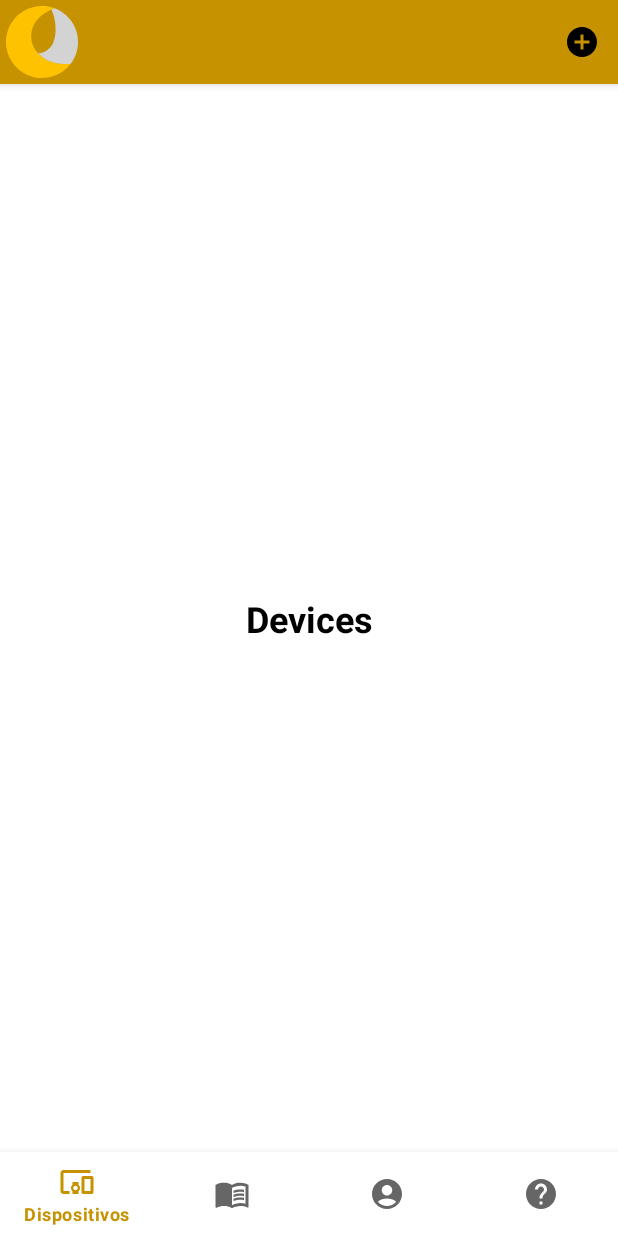
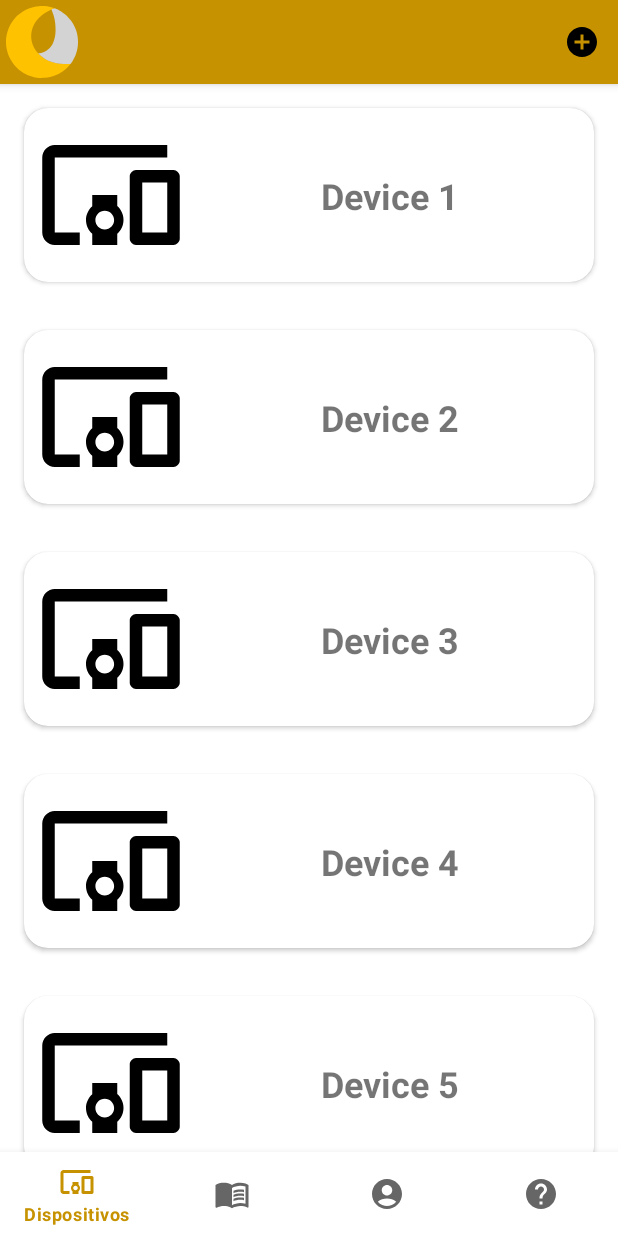
Before and after one commit to eduardocoria31099/Tecrena, an Android app: the screen it shows after launch (MainActivity), on a phone screen of 412 x 824 dp. Run offline under Robolectric (Android 15) with nearby library versions, the phone set to English and light mode, and no system bars.

Commit message:
add adapter DeviceAdapter

```diff
--- a/app/src/main/AndroidManifest.xml
+++ b/app/src/main/AndroidManifest.xml
@@ -12,10 +12,10 @@
         android:theme="@style/MyTheme.DayNight"
         tools:targetApi="31">
         <activity
-            android:name=".AddDevicesActivity"
+            android:name=".activities.AddDevicesActivity"
             android:exported="false" />
         <activity
-            android:name=".MainActivity"
+            android:name=".activities.MainActivity"
             android:exported="true">
             <intent-filter>
                 <action android:name="android.intent.action.MAIN" />
--- a/app/src/main/java/com/example/proyectogestion/DevicesFragment.java
+++ /dev/null
@@ -1,33 +0,0 @@
-package com.example.proyectogestion;
-
-import android.os.Bundle;
-import android.view.LayoutInflater;
-import android.view.View;
-import android.view.ViewGroup;
-
-import androidx.fragment.app.Fragment;
-
-import com.example.proyectogestion.databinding.FragmentDevicesBinding;
-
-
-public class DevicesFragment extends Fragment {
-
-    private FragmentDevicesBinding binding;
-
-
-    @Override
-    public View onCreateView(LayoutInflater inflater, ViewGroup container, Bundle savedInstanceState) {
-        binding = FragmentDevicesBinding.inflate(inflater, container, false);
-        init();
-        setListener();
-        return binding.getRoot();
-    }
-
-
-    private void init() {
-
-    }
-
-    private void setListener() {
-    }
-}
--- a/app/src/main/java/com/example/proyectogestion/AddDevicesActivity.java
+++ b/app/src/main/java/com/example/proyectogestion/activities/AddDevicesActivity.java
@@ -1,4 +1,4 @@
-package com.example.proyectogestion;
+package com.example.proyectogestion.activities;
 
 import android.os.Bundle;
 import android.view.View;
--- /dev/null
+++ b/app/src/main/java/com/example/proyectogestion/adapters/DeviceAdapter.java
@@ -0,0 +1,89 @@
+package com.example.proyectogestion.adapters;
+
+import android.view.LayoutInflater;
+import android.view.View;
+import android.view.ViewGroup;
+import android.widget.ImageView;
+import android.widget.TextView;
+
+import androidx.annotation.NonNull;
+import androidx.cardview.widget.CardView;
+import androidx.recyclerview.widget.RecyclerView;
+
+import com.example.proyectogestion.R;
+import com.example.proyectogestion.models.DeviceModel;
+
+import java.util.ArrayList;
+
+public class DeviceAdapter extends RecyclerView.Adapter<DeviceAdapter.ViewHolder> {
+
+    private onClick onClick;
+
+
+    public interface onClick {
+        void OnClick(DeviceModel deviceModel, int position);
+    }
+
+    public void OnClick(DeviceAdapter.onClick onClick) {
+        this.onClick = onClick;
+    }
+
+    private ArrayList<DeviceModel> deviceModels;
+    private DeviceModel _deviceModels;
+
+    public DeviceAdapter(ArrayList<DeviceModel> deviceModels) {
+        this.deviceModels = deviceModels;
+    }
+
+    @NonNull
+    @Override
+    public ViewHolder onCreateViewHolder(@NonNull ViewGroup parent, int viewType) {
+        View view = LayoutInflater.from(parent.getContext()).inflate(R.layout.item_device, parent, false);
+        return new ViewHolder(view, onClick);
+    }
+
+    @Override
+    public void onBindViewHolder(@NonNull ViewHolder holder, int position) {
+        String name = deviceModels.get(position).getName();
+
+        DeviceModel deviceModel = deviceModels.get(position);
+        _deviceModels = deviceModel;
+
+        holder.setData(name);
+    }
+
+    @Override
+    public int getItemCount() {
+        return deviceModels.size();
+    }
+
+    public class ViewHolder extends RecyclerView.ViewHolder {
+
+        private TextView _name;
+        private ImageView _img;
+        private CardView _cv;
+
+
+        public ViewHolder(@NonNull View itemView, DeviceAdapter.onClick onClick) {
+            super(itemView);
+
+            _name = itemView.findViewById(R.id.tvNameDevice);
+            _img = itemView.findViewById(R.id.imgDevice);
+            _cv = itemView.findViewById(R.id.cvDevice);
+
+            _cv.setOnClickListener(new View.OnClickListener() {
+                @Override
+                public void onClick(View v) {
+                    if (onClick != null && getAdapterPosition() != RecyclerView.NO_POSITION) {
+                        onClick.OnClick(_deviceModels, getAdapterPosition());
+                    }
+                }
+            });
+        }
+
+        public void setData(String name) {
+            _name.setText(name);
+            _img.setImageResource(R.drawable.baseline_devices);
+        }
+    }
+}
--- a/app/src/main/java/com/example/proyectogestion/AboutUsFragment.java
+++ b/app/src/main/java/com/example/proyectogestion/fragments/AboutUsFragment.java
@@ -1,4 +1,4 @@
-package com.example.proyectogestion;
+package com.example.proyectogestion.fragments;
 
 import android.os.Bundle;
 import android.view.LayoutInflater;
--- a/app/src/main/java/com/example/proyectogestion/AccountFragment.java
+++ b/app/src/main/java/com/example/proyectogestion/fragments/AccountFragment.java
@@ -1,4 +1,4 @@
-package com.example.proyectogestion;
+package com.example.proyectogestion.fragments;
 
 import android.os.Bundle;
 import android.view.LayoutInflater;
--- a/app/src/main/java/com/example/proyectogestion/ManualsFragment.java
+++ b/app/src/main/java/com/example/proyectogestion/fragments/DevicesFragment.java
@@ -1,4 +1,4 @@
-package com.example.proyectogestion;
+package com.example.proyectogestion.fragments;
 
 import android.os.Bundle;
 import android.view.LayoutInflater;
@@ -10,39 +10,41 @@
 import androidx.recyclerview.widget.LinearLayoutManager;
 import androidx.recyclerview.widget.RecyclerView;
 
-import com.example.proyectogestion.databinding.FragmentManualsBinding;
+import com.example.proyectogestion.adapters.DeviceAdapter;
+import com.example.proyectogestion.databinding.FragmentDevicesBinding;
+import com.example.proyectogestion.models.DeviceModel;
 
 import java.util.ArrayList;
 
 
-public class ManualsFragment extends Fragment {
+public class DevicesFragment extends Fragment {
 
-    private FragmentManualsBinding binding;
+    private FragmentDevicesBinding binding;
 
-    ManualAdapter manualAdapter;
+    DeviceAdapter deviceAdapter;
     RecyclerView recyclerView;
     LinearLayoutManager layoutManager;
 
-    ArrayList<ManualModel> tablaLocal = new ArrayList<>();
+    ArrayList<DeviceModel> tablaLocal = new ArrayList<>();
 
 
     @Override
     public View onCreateView(LayoutInflater inflater, ViewGroup container, Bundle savedInstanceState) {
-        binding = FragmentManualsBinding.inflate(inflater, container, false);
-        initLocalTable();
+        binding = FragmentDevicesBinding.inflate(inflater, container, false);
+        init();
         initRecycler();
+        setListener();
         return binding.getRoot();
     }
 
-    private void initLocalTable() {
-        System.out.println("--->initLocalTable");
-        tablaLocal.add(new ManualModel("Modelo 1"));
-        tablaLocal.add(new ManualModel("Modelo 2"));
-        tablaLocal.add(new ManualModel("Modelo 3"));
-        for (ManualModel manualModel : tablaLocal) {
-            System.out.println("--->LocalTable: " + manualModel.getName());
-        }
 
+    private void init() {
+        tablaLocal.add(new DeviceModel("Device 1"));
+        tablaLocal.add(new DeviceModel("Device 2"));
+        tablaLocal.add(new DeviceModel("Device 3"));
+        tablaLocal.add(new DeviceModel("Device 4"));
+        tablaLocal.add(new DeviceModel("Device 5"));
+        tablaLocal.add(new DeviceModel("Device 6"));
     }
 
     private void initRecycler() {
@@ -53,10 +55,10 @@
         layoutManager.setOrientation(RecyclerView.VERTICAL);
         recyclerView.setLayoutManager(layoutManager);
 
-        manualAdapter = new ManualAdapter(tablaLocal);
-        manualAdapter.OnClick(new ManualAdapter.onClick() {
+        deviceAdapter = new DeviceAdapter(tablaLocal);
+        deviceAdapter.OnClick(new DeviceAdapter.onClick() {
             @Override
-            public void OnClick(ManualModel manualModel, int position) {
+            public void OnClick(DeviceModel deviceModel, int position) {
                 try {
                     Toast.makeText(requireContext(), "Aqui va tu pantalla", Toast.LENGTH_SHORT).show();
                 } catch (Exception ex) {
@@ -64,7 +66,10 @@
                 }
             }
         });
-        recyclerView.setAdapter(manualAdapter);
-        manualAdapter.notifyDataSetChanged();
+        recyclerView.setAdapter(deviceAdapter);
+        deviceAdapter.notifyDataSetChanged();
+    }
+
+    private void setListener() {
     }
 }
--- /dev/null
+++ b/app/src/main/java/com/example/proyectogestion/models/DeviceModel.java
@@ -0,0 +1,18 @@
+package com.example.proyectogestion.models;
+
+public class DeviceModel {
+
+    public String name;
+
+    public DeviceModel(String name) {
+        this.name = name;
+    }
+
+    public String getName() {
+        return name;
+    }
+
+    public void setName(String name) {
+        this.name = name;
+    }
+}
--- a/app/src/main/java/com/example/proyectogestion/ManualModel.java
+++ b/app/src/main/java/com/example/proyectogestion/models/ManualModel.java
@@ -1,4 +1,4 @@
-package com.example.proyectogestion;
+package com.example.proyectogestion.models;
 
 public class ManualModel {
 
--- a/app/src/main/res/layout/activity_add_devices.xml
+++ b/app/src/main/res/layout/activity_add_devices.xml
@@ -4,7 +4,7 @@
     xmlns:tools="http://schemas.android.com/tools"
     android:layout_width="match_parent"
     android:layout_height="match_parent"
-    tools:context=".AddDevicesActivity">
+    tools:context=".activities.AddDevicesActivity">
 
     <com.google.android.material.appbar.AppBarLayout
         android:id="@+id/appBarLayout"
--- a/app/src/main/res/layout/activity_main.xml
+++ b/app/src/main/res/layout/activity_main.xml
@@ -4,7 +4,7 @@
     xmlns:tools="http://schemas.android.com/tools"
     android:layout_width="match_parent"
     android:layout_height="match_parent"
-    tools:context=".MainActivity">
+    tools:context=".activities.MainActivity">
 
     <com.google.android.material.appbar.AppBarLayout
         android:id="@+id/appBarLayout"
--- a/app/src/main/res/layout/fragment_about_us.xml
+++ b/app/src/main/res/layout/fragment_about_us.xml
@@ -4,7 +4,7 @@
     xmlns:tools="http://schemas.android.com/tools"
     android:layout_width="match_parent"
     android:layout_height="match_parent"
-    tools:context=".AboutUsFragment">
+    tools:context=".fragments.AboutUsFragment">
 
     <TextView
         android:layout_width="wrap_content"
--- a/app/src/main/res/layout/fragment_account.xml
+++ b/app/src/main/res/layout/fragment_account.xml
@@ -4,7 +4,7 @@
     xmlns:tools="http://schemas.android.com/tools"
     android:layout_width="match_parent"
     android:layout_height="match_parent"
-    tools:context=".AccountFragment">
+    tools:context=".fragments.AccountFragment">
 
     <TextView
         android:layout_width="wrap_content"
--- a/app/src/main/res/layout/fragment_devices.xml
+++ b/app/src/main/res/layout/fragment_devices.xml
@@ -4,18 +4,16 @@
     xmlns:tools="http://schemas.android.com/tools"
     android:layout_width="match_parent"
     android:layout_height="match_parent"
-    tools:context=".DevicesFragment">
+    tools:context=".fragments.DevicesFragment">
 
-    <TextView
-        android:layout_width="wrap_content"
-        android:layout_height="wrap_content"
-        android:text="Devices"
-        android:textColor="@color/color_black"
-        android:textSize="24sp"
-        android:textStyle="bold"
+    <androidx.recyclerview.widget.RecyclerView
+        android:id="@+id/recyclerView"
+        android:layout_width="match_parent"
+        android:layout_height="0dp"
         app:layout_constraintBottom_toBottomOf="parent"
         app:layout_constraintEnd_toEndOf="parent"
         app:layout_constraintStart_toStartOf="parent"
-        app:layout_constraintTop_toTopOf="parent" />
+        app:layout_constraintTop_toTopOf="parent"
+        tools:listitem="@layout/item_device" />
 
 </androidx.constraintlayout.widget.ConstraintLayout>
--- a/app/src/main/res/layout/fragment_manuals.xml
+++ b/app/src/main/res/layout/fragment_manuals.xml
@@ -4,7 +4,7 @@
     xmlns:tools="http://schemas.android.com/tools"
     android:layout_width="match_parent"
     android:layout_height="match_parent"
-    tools:context=".ManualsFragment">
+    tools:context=".fragments.ManualsFragment">
 
     <androidx.recyclerview.widget.RecyclerView
         android:id="@+id/recyclerView"
--- /dev/null
+++ b/app/src/main/res/layout/item_device.xml
@@ -0,0 +1,40 @@
+<?xml version="1.0" encoding="utf-8"?>
+<androidx.cardview.widget.CardView xmlns:android="http://schemas.android.com/apk/res/android"
+    xmlns:app="http://schemas.android.com/apk/res-auto"
+    xmlns:tools="http://schemas.android.com/tools"
+    android:id="@+id/cvDevice"
+    android:layout_width="match_parent"
+    android:layout_height="wrap_content"
+    android:layout_margin="16dp"
+    app:cardCornerRadius="16dp">
+
+    <androidx.constraintlayout.widget.ConstraintLayout
+        android:layout_width="match_parent"
+        android:layout_height="match_parent">
+
+
+        <ImageView
+            android:id="@+id/imgDevice"
+            android:layout_width="100dp"
+            android:layout_height="100dp"
+            android:layout_margin="8dp"
+            app:layout_constraintBottom_toBottomOf="parent"
+            app:layout_constraintStart_toStartOf="parent"
+            app:layout_constraintTop_toTopOf="parent"
+            tools:src="@drawable/logo" />
+
+        <TextView
+            android:id="@+id/tvNameDevice"
+            android:layout_width="wrap_content"
+            android:layout_height="match_parent"
+            android:text="Device Name"
+            android:textSize="24sp"
+            android:textStyle="bold"
+            app:layout_constraintBottom_toBottomOf="parent"
+            app:layout_constraintEnd_toEndOf="parent"
+            app:layout_constraintStart_toEndOf="@+id/imgDevice"
+            app:layout_constraintTop_toTopOf="parent" />
+    </androidx.constraintlayout.widget.ConstraintLayout>
+
+
+</androidx.cardview.widget.CardView>
```
Also changed, not shown: app/src/main/java/com/example/proyectogestion/activities/MainActivity.java (renamed from app/src/main/java/com/example/proyectogestion/MainActivity.java, +6 -2 lines), app/src/main/java/com/example/proyectogestion/adapters/ManualAdapter.java (renamed from app/src/main/java/com/example/proyectogestion/ManualAdapter.java, +5 -2 lines), app/src/main/java/com/example/proyectogestion/fragments/ManualsFragment.java (added, +68 -0 lines).
